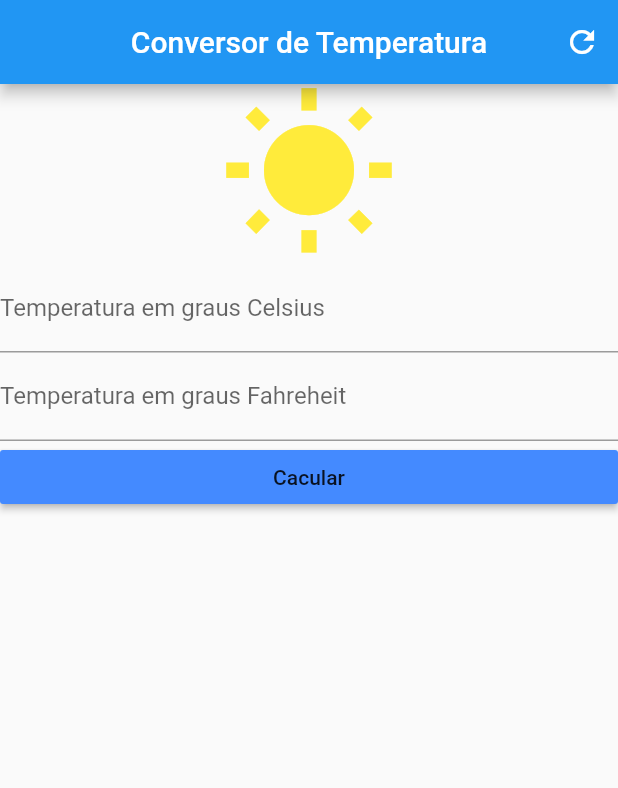
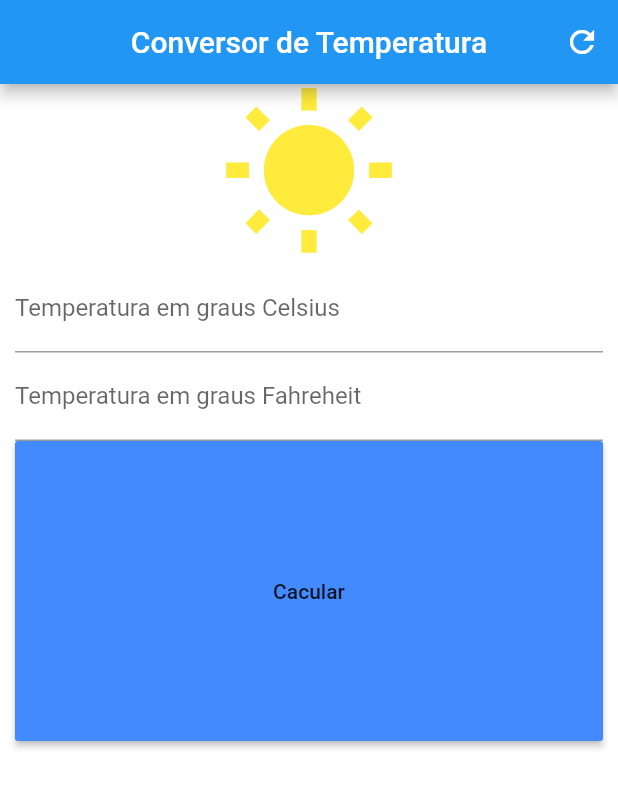
Before and after one commit to fabiohc/conversor_temperatura, a Flutter app: the screen it shows after launch, on a phone screen of 412 x 824 dp. Shown: the top 788 px of the screen. Run offline on Flutter 3.47's test engine with Material 2 defaults, Android fonts, the phone set to English and light mode, and no system bars.

Commit message:
Ajuste para correção de erros no botão

```diff
--- a/lib/main.dart
+++ b/lib/main.dart
@@ -36,6 +36,11 @@ class _HomeState extends State<Home> {
       color: Colors.blueAccent,
     );
 
+    Container containerBtn = Container(
+      height: 200.0,
+      child: raisedButton,
+    );
+
     TextField tempCelsius = TextField(keyboardType: TextInputType.number,
     decoration: InputDecoration(labelText: "Temperatura em graus Celsius"),
       textAlign: TextAlign.center,
@@ -48,13 +53,19 @@ class _HomeState extends State<Home> {
     Column column = Column(
       crossAxisAlignment: CrossAxisAlignment.stretch,
       children: <Widget>[
-        icon, tempCelsius, tempFahreheit,raisedButton
+        icon, tempCelsius, tempFahreheit,containerBtn
       ],
+    );
+
+    SingleChildScrollView singleChildScrollView = SingleChildScrollView(
+      child: column,
+      padding: EdgeInsets.fromLTRB(10.0, 0, 10.0, 0),
     );
 
     Scaffold scaffold = Scaffold(
     appBar: appBar,
-      body: column,
+      backgroundColor: Colors.white,
+      body: singleChildScrollView
     );
 
     return scaffold;
```
